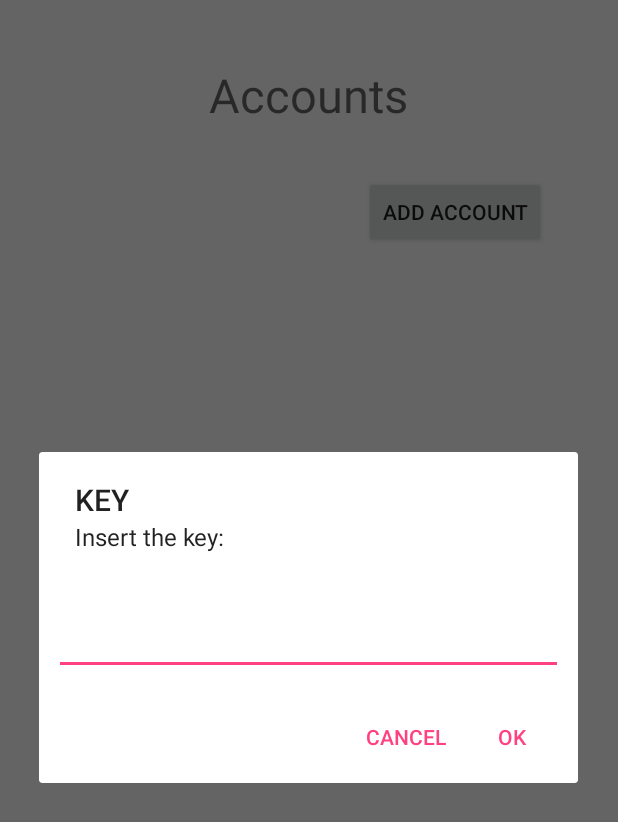
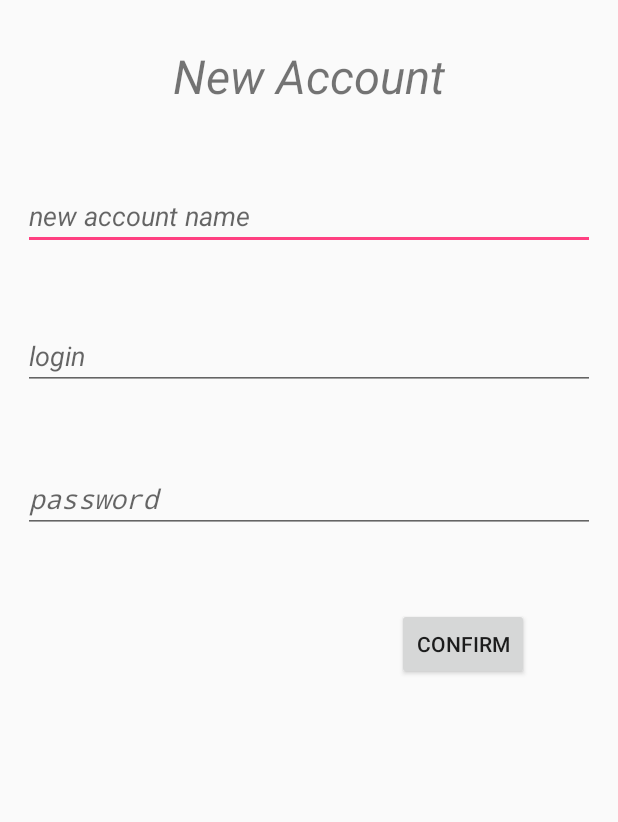
Before and after one commit to rrosatti/my-pass, an Android app: the screen it shows after launch (AccountsActivity before the commit, NewAccountActivity after it), after a tap on "ADD ACCOUNT", on a phone screen of 412 x 824 dp. Shown: the top 822 px of the screen. Run offline under Robolectric (Android 15) with nearby library versions, the phone set to English and light mode, and no system bars.

```diff
--- a/app/src/main/java/com/example/rodri/mypass/ui/activity/AccountsActivity.java
+++ b/app/src/main/java/com/example/rodri/mypass/ui/activity/AccountsActivity.java
@@ -1,6 +1,7 @@
 package com.example.rodri.mypass.ui.activity;
 
 import android.app.Activity;
+import android.content.Intent;
 import android.os.Bundle;
 import android.view.View;
 import android.widget.Button;
@@ -44,8 +45,6 @@ public class AccountsActivity extends Activity {
 
         List<Account> accounts = dataSource.getAllAccounts();
 
-
-
         if (accounts != null) {
             adapterAccount = new AdapterAccount(AccountsActivity.this, 0, accounts);
             allAccounts.setAdapter(adapterAccount);
@@ -57,27 +56,9 @@ public class AccountsActivity extends Activity {
         newAccount.setOnClickListener(new View.OnClickListener() {
             @Override
             public void onClick(View v) {
-
-                /**
-                 * Thread t = new Thread(new Runnable() {
-                @Override
-                public void run() {
-                result = util.checkKey(AccountsActivity.this);
-                }
-                });
-
-                 t.start();
-
-                 try {
-                 t.join();
-                 } catch (InterruptedException e) {
-                 e.printStackTrace();
-                 }
-                 */
-
-                // 0 - action referent to this Activity (start NewAccountActivity)
-                result = util.checkKey(AccountsActivity.this, 0);
-
+                Intent newAccount = new Intent(AccountsActivity.this, NewAccountActivity.class);
+                startActivity(newAccount);
+                finish();
             }
         });
 
--- a/app/src/main/java/com/example/rodri/mypass/ui/adapter/AdapterAccount.java
+++ b/app/src/main/java/com/example/rodri/mypass/ui/adapter/AdapterAccount.java
@@ -49,7 +49,7 @@ public class AdapterAccount extends ArrayAdapter<Account> {
         public Button btGetPass;
     }
 
-    public View getView(int position, View convertView, final ViewGroup parent) {
+    public View getView(final int position, View convertView, final ViewGroup parent) {
         View v = convertView;
         final ViewHolder holder;
         try {
@@ -74,8 +74,8 @@ public class AdapterAccount extends ArrayAdapter<Account> {
                 public void onClick(View v) {
 
                     UtilFunctions util = new UtilFunctions();
-
-                    util.checkKey(activity, 1);
+                    long id = lAccount.get(position).getId();
+                    util.checkKey(activity, id);
 
                 }
             });
--- a/app/src/main/res/layout/custom_dialog.xml
+++ b/app/src/main/res/layout/dialog_show_password.xml
@@ -1,11 +1,11 @@
 <?xml version="1.0" encoding="utf-8"?>
 <LinearLayout xmlns:android="http://schemas.android.com/apk/res/android"
     android:orientation="vertical" android:layout_width="match_parent"
-    android:layout_height="match_parent" android:padding="10dp">
+    android:layout_height="match_parent" android:padding="8dp">
 
-    <EditText android:id="@+id/etPass"
+    <TextView
         android:layout_width="match_parent"
         android:layout_height="wrap_content"
-        android:inputType="textPassword"></EditText>
+        android:id="@+id/txtShowPass"/>
 
 </LinearLayout>
--- a/app/src/main/res/values/strings.xml
+++ b/app/src/main/res/values/strings.xml
@@ -9,6 +9,7 @@
     <!-- TextViews -->
     <string name="accounts">Accounts</string>
     <string name="new_account">New Account</string>
+    <string name="key">KEY</string>
 
     <!-- Hints -->
     <string name="new_account_name">new account name</string>
```
Also changed, not shown: app/src/main/java/com/example/rodri/mypass/database/AccountsDataSource.java (+12 -2 lines), app/src/main/java/com/example/rodri/mypass/util/UtilFunctions.java (+50 -32 lines), app/src/main/res/layout/dialog_key.xml (added, +22 -0 lines).
